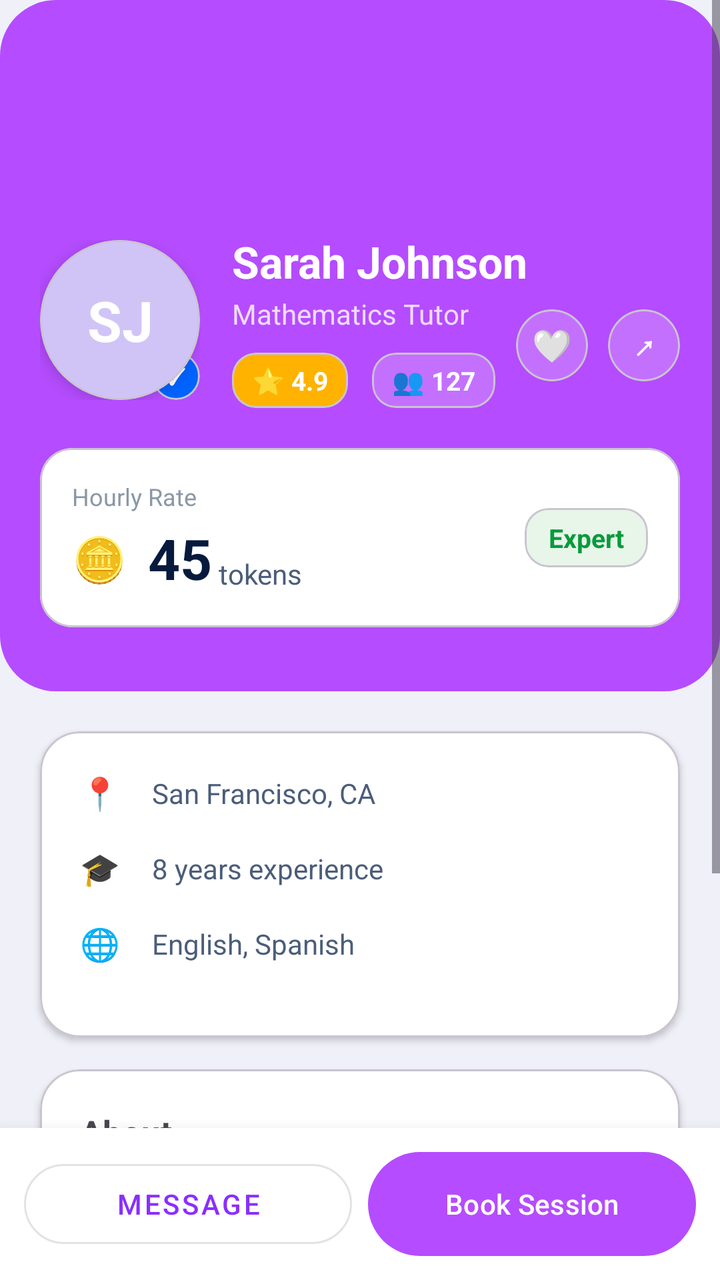
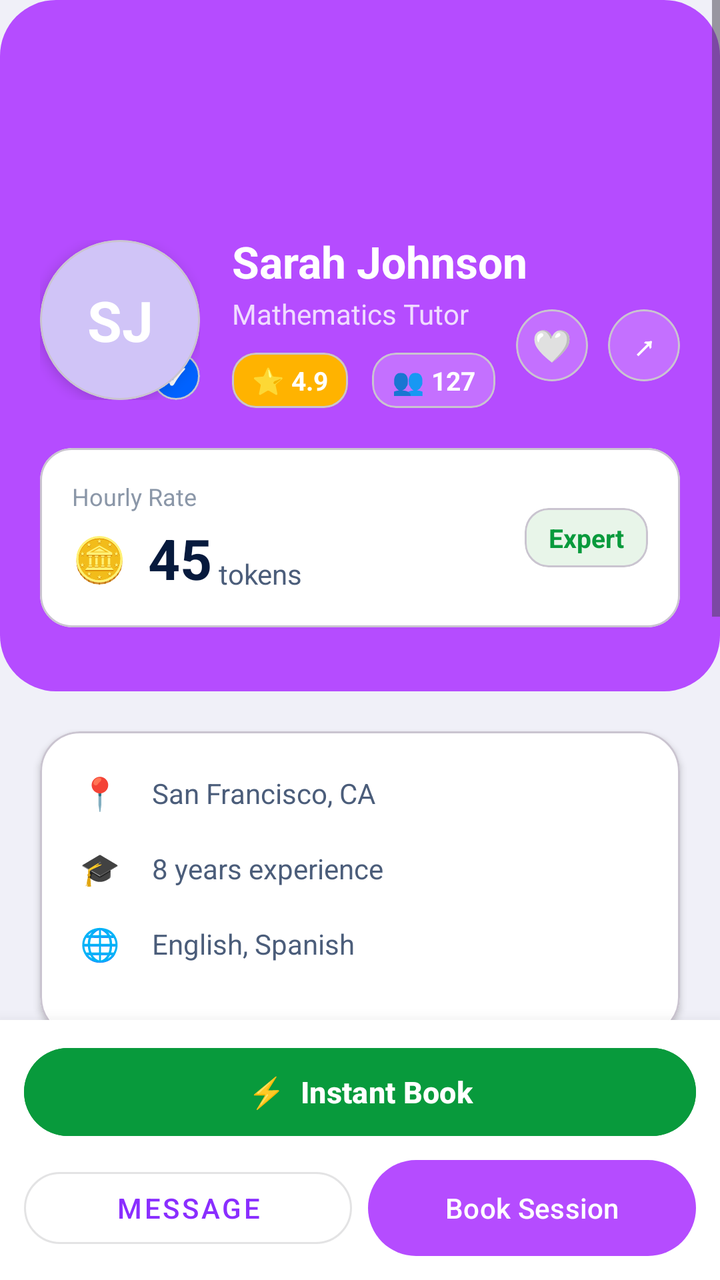

Two renders of the same Android screen: before a commit and after it. Below are the layout's source before the change and the commit's diff.
<!-- AndroidManifest.xml: application theme Theme.PeerTutoringApollo -->
<!-- res/layout/activity_tutor_detail.xml -->
<?xml version="1.0" encoding="utf-8"?>
<LinearLayout xmlns:android="http://schemas.android.com/apk/res/android"
    xmlns:app="http://schemas.android.com/apk/res-auto"
    android:layout_width="match_parent"
    android:layout_height="match_parent"
    android:orientation="vertical"
    android:background="#F0F0F8">

    <ScrollView
        android:layout_width="match_parent"
        android:layout_height="0dp"
        android:layout_weight="1"
        android:fillViewport="true">

        <LinearLayout
            android:layout_width="match_parent"
            android:layout_height="wrap_content"
            android:orientation="vertical">

            <RelativeLayout
                android:layout_width="match_parent"
                android:layout_height="wrap_content"
                android:background="@drawable/bg_button_gradient"
                android:paddingTop="48dp"
                android:paddingBottom="32dp"
                android:paddingHorizontal="20dp">

                <ImageButton
                    android:id="@+id/btnBack"
                    android:layout_width="48dp"
                    android:layout_height="48dp"
                    android:background="@android:color/transparent"
                    android:src="@android:drawable/ic_media_previous"
                    android:contentDescription="Back"
                    android:layout_alignParentStart="true"
                    android:layout_centerVertical="true"
                    app:tint="#FFFFFF" />

                <LinearLayout
                    android:layout_width="wrap_content"
                    android:layout_height="wrap_content"
                    android:orientation="horizontal"
                    android:layout_alignParentEnd="true"
                    android:layout_centerVertical="true">

                    <com.google.android.material.card.MaterialCardView
                        android:id="@+id/btnFavourite"
                        android:layout_width="36dp"
                        android:layout_height="36dp"
                        android:layout_marginEnd="10dp"
                        app:cardCornerRadius="18dp"
                        app:cardBackgroundColor="#33FFFFFF"
                        app:cardElevation="0dp">
                        <TextView android:layout_width="match_parent" android:layout_height="match_parent" android:gravity="center" android:text="🤍" android:textSize="16sp" />
                    </com.google.android.material.card.MaterialCardView>

                    <com.google.android.material.card.MaterialCardView
                        android:id="@+id/btnShare"
                        android:layout_width="36dp"
                        android:layout_height="36dp"
                        app:cardCornerRadius="18dp"
                        app:cardBackgroundColor="#33FFFFFF"
                        app:cardElevation="0dp">
                        <TextView android:layout_width="match_parent" android:layout_height="match_parent" android:gravity="center" android:text="↗" android:textColor="#FFFFFF" android:textSize="16sp" android:textStyle="bold" />
                    </com.google.android.material.card.MaterialCardView>
                </LinearLayout>

                <LinearLayout
                    android:id="@+id/layoutTutorInfo"
                    android:layout_width="wrap_content"
                    android:layout_height="wrap_content"
                    android:orientation="horizontal"
                    android:gravity="center_vertical"
                    android:layout_below="@id/btnBack"
                    android:layout_marginTop="20dp">

                    <FrameLayout android:layout_width="80dp" android:layout_height="80dp" android:layout_marginEnd="16dp">
                        <com.google.android.material.card.MaterialCardView
                            android:layout_width="80dp"
                            android:layout_height="80dp"
                            app:cardCornerRadius="40dp"
                            app:cardBackgroundColor="#D0C4F7"
                            app:cardElevation="4dp">
                            <TextView
                                android:id="@+id/tvTutorInitials"
                                android:layout_width="match_parent"
                                android:layout_height="match_parent"
                                android:gravity="center"
                                android:text="SJ"
                                android:textColor="#FFFFFF"
                                android:textSize="28sp"
                                android:textStyle="bold" />
                        </com.google.android.material.card.MaterialCardView>

                        <com.google.android.material.card.MaterialCardView
                            android:id="@+id/badgeVerified"
                            android:layout_width="24dp"
                            android:layout_height="24dp"
                            android:layout_gravity="bottom|end"
                            app:cardCornerRadius="12dp"
                            app:cardBackgroundColor="#0062FF"
                            app:cardElevation="0dp">
                            <TextView android:layout_width="match_parent" android:layout_height="match_parent" android:gravity="center" android:text="✓" android:textColor="#FFFFFF" android:textSize="11sp" android:textStyle="bold" />
                        </com.google.android.material.card.MaterialCardView>
                    </FrameLayout>

                    <LinearLayout android:layout_width="wrap_content" android:layout_height="wrap_content" android:orientation="vertical">
                        <TextView
                            android:id="@+id/tvTutorName"
                            android:layout_width="wrap_content"
                            android:layout_height="wrap_content"
                            android:text="Sarah Johnson"
                            android:textColor="#FFFFFF"
                            android:textSize="22sp"
                            android:textStyle="bold" />
                        <TextView
                            android:id="@+id/tvTutorSubject"
                            android:layout_width="wrap_content"
                            android:layout_height="wrap_content"
                            android:text="Mathematics Tutor"
                            android:textColor="#CCFFFFFF"
                            android:textSize="14sp"
                            android:layout_marginTop="2dp" />

                        <LinearLayout android:layout_width="wrap_content" android:layout_height="wrap_content" android:orientation="horizontal" android:gravity="center_vertical" android:layout_marginTop="10dp">
                            <com.google.android.material.card.MaterialCardView android:layout_width="wrap_content" android:layout_height="wrap_content" android:layout_marginEnd="12dp" app:cardCornerRadius="12dp" app:cardBackgroundColor="#FFB300" app:cardElevation="0dp">
                                <LinearLayout android:layout_width="wrap_content" android:layout_height="wrap_content" android:orientation="horizontal" android:gravity="center_vertical" android:paddingHorizontal="10dp" android:paddingVertical="5dp">
                                    <TextView android:layout_width="wrap_content" android:layout_height="wrap_content" android:text="⭐ " android:textSize="13sp" />
                                    <TextView android:id="@+id/tvRating" android:layout_width="wrap_content" android:layout_height="wrap_content" android:text="4.9" android:textColor="#FFFFFF" android:textSize="13sp" android:textStyle="bold" />
                                </LinearLayout>
                            </com.google.android.material.card.MaterialCardView>

                            <com.google.android.material.card.MaterialCardView android:layout_width="wrap_content" android:layout_height="wrap_content" app:cardCornerRadius="12dp" app:cardBackgroundColor="#33FFFFFF" app:cardElevation="0dp">
                                <LinearLayout android:layout_width="wrap_content" android:layout_height="wrap_content" android:orientation="horizontal" android:gravity="center_vertical" android:paddingHorizontal="10dp" android:paddingVertical="5dp">
                                    <TextView android:layout_width="wrap_content" android:layout_height="wrap_content" android:text="👥 " android:textSize="13sp" />
                                    <TextView android:id="@+id/tvStudents" android:layout_width="wrap_content" android:layout_height="wrap_content" android:text="127" android:textColor="#FFFFFF" android:textSize="13sp" android:textStyle="bold" />
                                </LinearLayout>
                            </com.google.android.material.card.MaterialCardView>
                        </LinearLayout>
                    </LinearLayout>
                </LinearLayout>

                <com.google.android.material.card.MaterialCardView
                    android:layout_width="match_parent"
                    android:layout_height="wrap_content"
                    android:layout_below="@id/layoutTutorInfo"
                    android:layout_marginTop="20dp"
                    app:cardCornerRadius="16dp"
                    app:cardBackgroundColor="#FFFFFF"
                    app:cardElevation="0dp">

                    <LinearLayout
                        android:layout_width="match_parent"
                        android:layout_height="wrap_content"
                        android:orientation="horizontal"
                        android:gravity="center_vertical"
                        android:padding="16dp">

                        <LinearLayout android:layout_width="0dp" android:layout_height="wrap_content" android:layout_weight="1" android:orientation="vertical">
                            <TextView android:layout_width="wrap_content" android:layout_height="wrap_content" android:text="Hourly Rate" android:textColor="#8B97A8" android:textSize="12sp" android:layout_marginBottom="4dp" />
                            <LinearLayout android:layout_width="wrap_content" android:layout_height="wrap_content" android:orientation="horizontal" android:gravity="center_vertical">
                                <TextView android:layout_width="wrap_content" android:layout_height="wrap_content" android:text="🪙  " android:textSize="22sp" />
                                <TextView android:id="@+id/tvRate" android:layout_width="wrap_content" android:layout_height="wrap_content" android:text="45" android:textColor="#071A3D" android:textSize="28sp" android:textStyle="bold" />
                                <TextView android:layout_width="wrap_content" android:layout_height="wrap_content" android:text=" tokens" android:textColor="#4B5D7A" android:textSize="14sp" android:layout_marginTop="8dp" />
                            </LinearLayout>
                        </LinearLayout>

                        <com.google.android.material.card.MaterialCardView android:layout_width="wrap_content" android:layout_height="wrap_content" app:cardCornerRadius="12dp" app:cardBackgroundColor="#E8F5E9" app:cardElevation="0dp">
                            <TextView android:layout_width="wrap_content" android:layout_height="wrap_content" android:paddingHorizontal="12dp" android:paddingVertical="6dp" android:text="Expert" android:textColor="#089A3C" android:textSize="13sp" android:textStyle="bold" />
                        </com.google.android.material.card.MaterialCardView>
                    </LinearLayout>
                </com.google.android.material.card.MaterialCardView>
            </RelativeLayout>

            <com.google.android.material.card.MaterialCardView
                android:layout_width="match_parent"
                android:layout_height="wrap_content"
                android:layout_marginHorizontal="20dp"
                android:layout_marginTop="20dp"
                android:layout_marginBottom="16dp"
                app:cardCornerRadius="20dp"
                app:cardBackgroundColor="#FFFFFF"
                app:cardElevation="2dp">

                <LinearLayout
                    android:layout_width="match_parent"
                    android:layout_height="wrap_content"
                    android:orientation="vertical"
                    android:padding="20dp">

                    <LinearLayout android:layout_width="match_parent" android:layout_height="wrap_content" android:orientation="horizontal" android:gravity="center_vertical" android:layout_marginBottom="16dp">
                        <TextView android:layout_width="24dp" android:layout_height="wrap_content" android:text="📍" android:textSize="16sp" />
                        <TextView android:id="@+id/tvLocation" android:layout_width="wrap_content" android:layout_height="wrap_content" android:text="San Francisco, CA" android:textColor="#4B5D7A" android:textSize="14sp" android:layout_marginStart="12dp" />
                    </LinearLayout>

                    <LinearLayout android:layout_width="match_parent" android:layout_height="wrap_content" android:orientation="horizontal" android:gravity="center_vertical" android:layout_marginBottom="16dp">
                        <TextView android:layout_width="24dp" android:layout_height="wrap_content" android:text="🎓" android:textSize="16sp" />
                        <TextView android:id="@+id/tvExperience" android:layout_width="wrap_content" android:layout_height="wrap_content" android:text="8 years experience" android:textColor="#4B5D7A" android:textSize="14sp" android:layout_marginStart="12dp" />
                    </LinearLayout>

                    <LinearLayout android:layout_width="match_parent" android:layout_height="wrap_content" android:orientation="horizontal" android:gravity="center_vertical" android:layout_marginBottom="16dp">
                        <TextView android:layout_width="24dp" android:layout_height="wrap_content" android:text="🌐" android:textSize="16sp" />
                        <TextView android:id="@+id/tvLanguages" android:layout_width="wrap_content" android:layout_height="wrap_content" android:text="English, Spanish" android:textColor="#4B5D7A" android:textSize="14sp" android:layout_marginStart="12dp" />
                    </LinearLayout>
                </LinearLayout>
            </com.google.android.material.card.MaterialCardView>

            <com.google.android.material.card.MaterialCardView
                android:layout_width="match_parent" android:layout_height="wrap_content"
                android:layout_marginHorizontal="20dp"
                android:layout_marginBottom="100dp"
                app:cardCornerRadius="20dp"
                app:cardBackgroundColor="#FFFFFF"
                app:cardElevation="2dp">

                <LinearLayout
                    android:layout_width="match_parent"
                    android:layout_height="wrap_content"
                    android:orientation="vertical"
                    android:padding="20dp">
                    <TextView android:layout_width="wrap_content" android:layout_height="wrap_content" android:text="About" android:textStyle="bold" android:textSize="17sp" android:layout_marginBottom="12dp" />
                    <TextView android:id="@+id/tvBio" android:layout_width="match_parent" android:layout_height="wrap_content" android:text="Passionate educator..." android:textColor="#4B5D7A" />
                </LinearLayout>
            </com.google.android.material.card.MaterialCardView>
        </LinearLayout>
    </ScrollView>

    <LinearLayout
        android:layout_width="match_parent"
        android:layout_height="wrap_content"
        android:orientation="horizontal"
        android:background="#FFFFFF"
        android:elevation="12dp"
        android:padding="12dp">
        <Button android:id="@+id/btnMessage" android:layout_width="0dp" android:layout_height="52dp" android:layout_weight="1" android:layout_marginEnd="8dp" android:text="Message" android:textColor="#8A2EFF" style="@style/Widget.MaterialComponents.Button.OutlinedButton" app:cornerRadius="28dp" />
        <Button android:id="@+id/btnBookSession" android:layout_width="0dp" android:layout_height="52dp" android:layout_weight="1" android:background="@drawable/bg_button_gradient" android:text="Book Session" android:textColor="#FFFFFF" app:backgroundTint="@null" app:cornerRadius="28dp" />
    </LinearLayout>
</LinearLayout>
<!-- resources referenced by this layout -->
<resources>
  <!-- drawable bg_button_gradient (drawable) -->
  <?xml version="1.0" encoding="utf-8"?>
  <shape xmlns:android="http://schemas.android.com/apk/res/android">
      <gradient
          android:startColor="#B54CFF"
          android:endColor="#B54CFF"
          android:angle="0" />
      <corners android:radius="28dp" />
  </shape>
  <style name="Theme.PeerTutoringApollo" parent="Base.Theme.PeerTutoringApollo" />
  <style name="Base.Theme.PeerTutoringApollo" parent="Theme.Material3.DayNight.NoActionBar">
          
          
      </style>
</resources>

<!-- the commit's change to res/layout/activity_tutor_detail.xml (unified diff, before → after) -->
@@ -208,6 +208,26 @@
             <com.google.android.material.card.MaterialCardView
                 android:layout_width="match_parent" android:layout_height="wrap_content"
                 android:layout_marginHorizontal="20dp"
+                android:layout_marginBottom="16dp"
+                app:cardCornerRadius="20dp"
+                app:cardBackgroundColor="#FFFFFF"
+                app:cardElevation="2dp">
+
+                <LinearLayout
+                    android:layout_width="match_parent"
+                    android:layout_height="wrap_content"
+                    android:orientation="vertical"
+                    android:padding="20dp">
+                    <TextView android:layout_width="wrap_content" android:layout_height="wrap_content" android:text="About" android:textStyle="bold" android:textSize="17sp" android:layout_marginBottom="12dp" />
+                    <TextView android:id="@+id/tvBio" android:layout_width="match_parent" android:layout_height="wrap_content" android:text="Passionate educator..." android:textColor="#4B5D7A" />
+                </LinearLayout>
+            </com.google.android.material.card.MaterialCardView>
+
+            
+            <com.google.android.material.card.MaterialCardView
+                android:layout_width="match_parent"
+                android:layout_height="wrap_content"
+                android:layout_marginHorizontal="20dp"
                 android:layout_marginBottom="100dp"
                 app:cardCornerRadius="20dp"
                 app:cardBackgroundColor="#FFFFFF"
@@ -218,21 +238,94 @@
                     android:layout_height="wrap_content"
                     android:orientation="vertical"
                     android:padding="20dp">
-                    <TextView android:layout_width="wrap_content" android:layout_height="wrap_content" android:text="About" android:textStyle="bold" android:textSize="17sp" android:layout_marginBottom="12dp" />
-                    <TextView android:id="@+id/tvBio" android:layout_width="match_parent" android:layout_height="wrap_content" android:text="Passionate educator..." android:textColor="#4B5D7A" />
+
+                    <TextView
+                        android:layout_width="wrap_content"
+                        android:layout_height="wrap_content"
+                        android:text="Student Reviews"
+                        android:textStyle="bold"
+                        android:textSize="17sp"
+                        android:textColor="#071A3D"
+                        android:layout_marginBottom="4dp" />
+
+                    <TextView
+                        android:id="@+id/tvReviewCount"
+                        android:layout_width="wrap_content"
+                        android:layout_height="wrap_content"
+                        android:textColor="#8B97A8"
+                        android:textSize="12sp"
+                        android:layout_marginBottom="16dp" />
+
+                    <LinearLayout
+                        android:id="@+id/layoutReviews"
+                        android:layout_width="match_parent"
+                        android:layout_height="wrap_content"
+                        android:orientation="vertical" />
+
+                    <TextView
+                        android:id="@+id/tvNoReviews"
+                        android:layout_width="match_parent"
+                        android:layout_height="wrap_content"
+                        android:text="No reviews yet. Be the first!"
+                        android:textColor="#8B97A8"
+                        android:textSize="14sp"
+                        android:gravity="center"
+                        android:paddingVertical="12dp"
+                        android:visibility="gone" />
                 </LinearLayout>
             </com.google.android.material.card.MaterialCardView>
+
         </LinearLayout>
     </ScrollView>
 
     <LinearLayout
         android:layout_width="match_parent"
         android:layout_height="wrap_content"
-        android:orientation="horizontal"
+        android:orientation="vertical"
         android:background="#FFFFFF"
         android:elevation="12dp"
-        android:padding="12dp">
-        <Button android:id="@+id/btnMessage" android:layout_width="0dp" android:layout_height="52dp" android:layout_weight="1" android:layout_marginEnd="8dp" android:text="Message" android:textColor="#8A2EFF" style="@style/Widget.MaterialComponents.Button.OutlinedButton" app:cornerRadius="28dp" />
-        <Button android:id="@+id/btnBookSession" android:layout_width="0dp" android:layout_height="52dp" android:layout_weight="1" android:background="@drawable/bg_button_gradient" android:text="Book Session" android:textColor="#FFFFFF" app:backgroundTint="@null" app:cornerRadius="28dp" />
+        android:paddingHorizontal="12dp"
+        android:paddingTop="10dp"
+        android:paddingBottom="12dp">
+
+        <Button
+            android:id="@+id/btnInstantBook"
+            android:layout_width="match_parent"
+            android:layout_height="52dp"
+            android:layout_marginBottom="8dp"
+            android:text="⚡  Instant Book"
+            android:textColor="#FFFFFF"
+            android:textSize="15sp"
+            android:textStyle="bold"
+            android:backgroundTint="#089A3C"
+            app:cornerRadius="28dp" />
+
+        <LinearLayout
+            android:layout_width="match_parent"
+            android:layout_height="wrap_content"
+            android:orientation="horizontal">
+
+            <Button
+                android:id="@+id/btnMessage"
+                android:layout_width="0dp"
+                android:layout_height="48dp"
+                android:layout_weight="1"
+                android:layout_marginEnd="8dp"
+                android:text="Message"
+                android:textColor="#8A2EFF"
+                style="@style/Widget.MaterialComponents.Button.OutlinedButton"
+                app:cornerRadius="28dp" />
+
+            <Button
+                android:id="@+id/btnBookSession"
+                android:layout_width="0dp"
+                android:layout_height="48dp"
+                android:layout_weight="1"
+                android:background="@drawable/bg_button_gradient"
+                android:text="Book Session"
+                android:textColor="#FFFFFF"
+                app:backgroundTint="@null"
+                app:cornerRadius="28dp" />
+        </LinearLayout>
     </LinearLayout>
 </LinearLayout>
